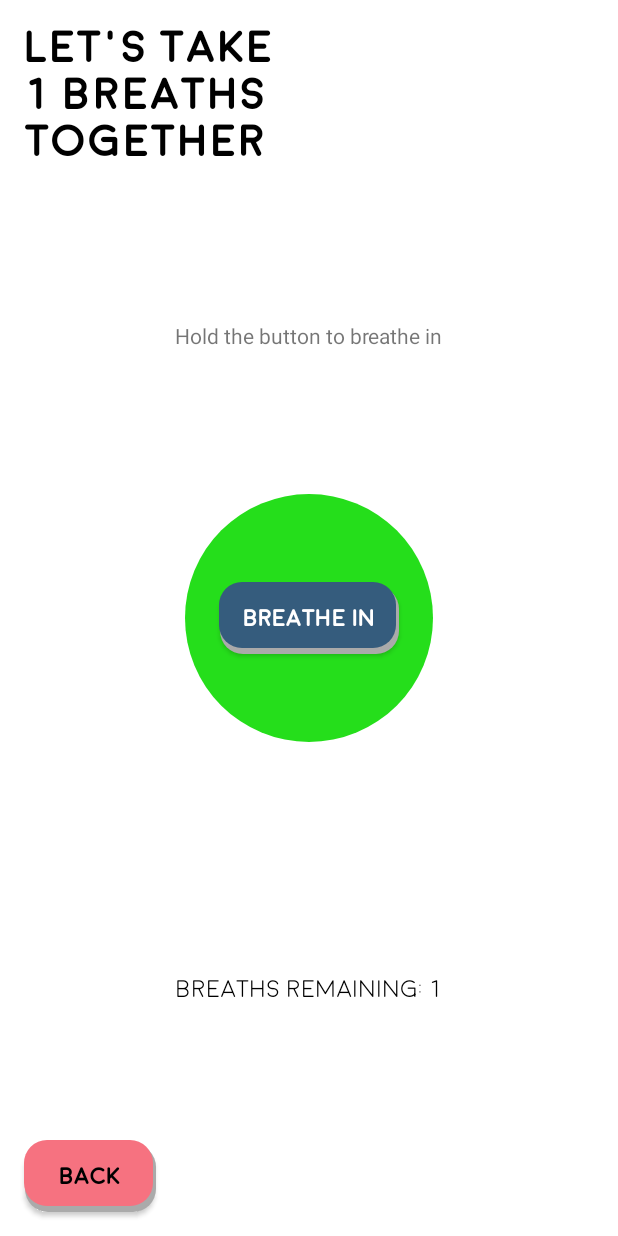
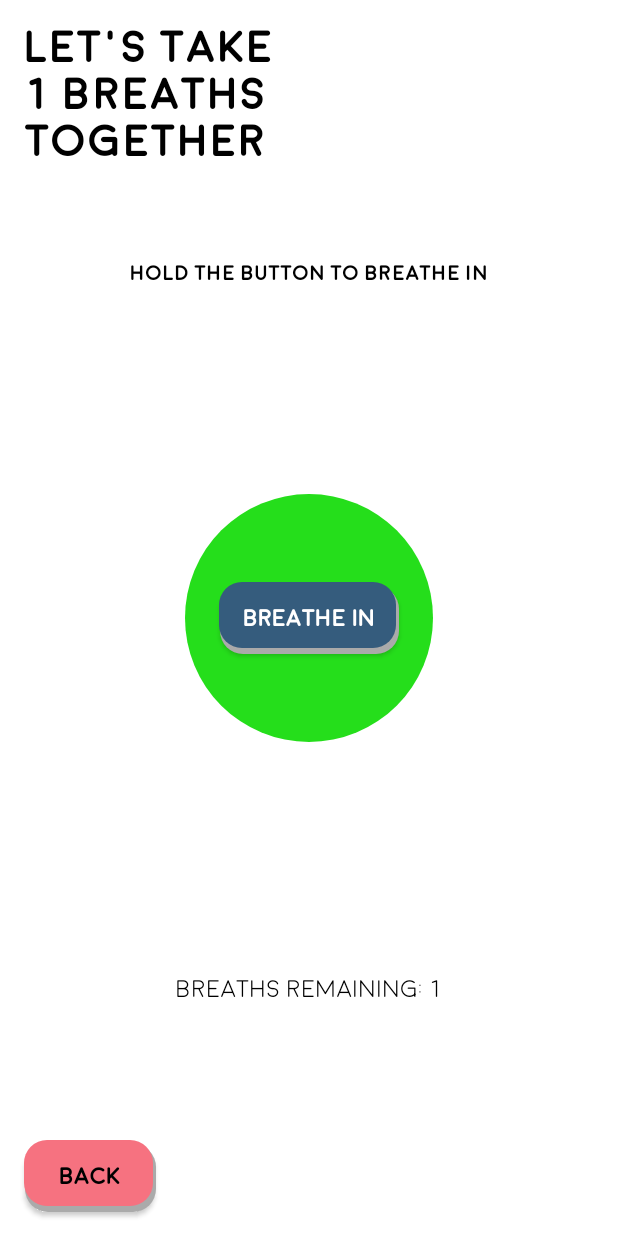
Before and after one commit to ThanhTran2709/ParentApp, an Android app: the TakeBreathActivity screen opened directly, with no data from a screen before it, after a tap on "BEGIN", on a phone screen of 412 x 824 dp. Run offline under Robolectric (Android 15) with nearby library versions, the phone set to English and light mode, and no system bars.

Commit message:
Cleaned up UI. Fixed certain button states not functioning properly. Changed dark colour of circle from dark green to blue. Removed unneccesary overrides in states.

```diff
--- a/app/src/main/java/com/cmpt276/parentapp/TakeBreathActivity.java
+++ b/app/src/main/java/com/cmpt276/parentapp/TakeBreathActivity.java
@@ -23,7 +23,6 @@ import com.cmpt276.parentapp.animations.StopAnimation;
  * Activity for the deep breathing exercise as described in User Stories.
  * */
 public class TakeBreathActivity extends AppCompatActivity {
-	//TODO: after implementation is finished, replace println() debugging statements with exceptions
 
 	//units are in milliseconds
 	private static final long TIME_BREATHE_IN = 3000L;
@@ -54,9 +53,7 @@ public class TakeBreathActivity extends AppCompatActivity {
 
 	public void setState(State newState) {
 		currentState.handleExit();
-		System.out.println("Exiting state: " + currentState);
 		currentState = newState;
-		System.out.println("Entering state: " + currentState);
 		currentState.handleEnter();
 	}
 
@@ -77,7 +74,6 @@ public class TakeBreathActivity extends AppCompatActivity {
 		setUpBreatheNumBtn();
 		setUpBackButton();
 		setUpBreatheButton();
-		//TODO: label seekbar with numbers 1 to 10
 		setUpSeekBar();
 		setUpHeading();
 
@@ -92,22 +88,19 @@ public class TakeBreathActivity extends AppCompatActivity {
 		breatheNumBtn = (Button) findViewById(R.id.breathNumBtn);
 		seekBarNumBreaths = findViewById(R.id.seekbar_num_breaths);
 		seekBarNumBreaths.setVisibility(View.GONE);
-		breatheNumBtn.setOnClickListener(new View.OnClickListener() {
-			@Override
-			public void onClick(View view) {
-				if (seekBarNumBreaths.getVisibility() == View.VISIBLE) {
-					seekBarNumBreaths.setVisibility(View.GONE);
-				}
-				else {
-					seekBarNumBreaths.setVisibility(View.VISIBLE);
-				}
+		breatheNumBtn.setOnClickListener(view -> {
+			if (seekBarNumBreaths.getVisibility() == View.VISIBLE) {
+				seekBarNumBreaths.setVisibility(View.GONE);
+			}
+			else {
+				seekBarNumBreaths.setVisibility(View.VISIBLE);
 			}
 		});
 	}
 
 	private void setUpHeading() {
-		TextView heading = (TextView) findViewById(R.id.heading);
-		heading.setText(getString(R.string.heading, breathsRemaining));
+		TextView heading = (TextView) findViewById(R.id.textViewTakeBreath);
+		heading.setText(getString(R.string.heading_take_breath, breathsRemaining));
 	}
 
 	public static Intent getIntent(Context context) {
@@ -126,7 +119,7 @@ public class TakeBreathActivity extends AppCompatActivity {
 		BreatheButton breatheButton = findViewById(R.id.button_breathe);
 
 		breatheButton.setOnClickListener((view) -> {
-			if (currentState.getClass().equals(ReadyState.class)) {
+			if (currentState instanceof ReadyState) {
 				State inhaleState = new InhaleState();
 				setState(inhaleState);
 			}
@@ -206,16 +199,6 @@ public class TakeBreathActivity extends AppCompatActivity {
 			breatheNumBtn.setVisibility(View.INVISIBLE);
 			seekBarNumBreaths.setVisibility(View.GONE);
 		}
-
-		@Override
-		void onHoldButton() {
-			//do nothing
-		}
-
-		@Override
-		void onReleaseButton() {
-			//do nothing
-		}
 	}
 
 	private class InhaleState extends State {
@@ -245,11 +228,6 @@ public class TakeBreathActivity extends AppCompatActivity {
 		void onHoldButton() {
 			State inhalingState = new InhalingState();
 			setState(inhalingState);
-		}
-
-		@Override
-		void onReleaseButton() {
-			//do nothing
 		}
 	}
 
@@ -306,7 +284,7 @@ public class TakeBreathActivity extends AppCompatActivity {
 				}
 			});
 
-			startTime = AnimationUtils.currentAnimationTimeMillis();;
+			startTime = AnimationUtils.currentAnimationTimeMillis();
 
 			circleLight.startAnimation(inflateCircleAnimationLight);
 			circleDark.startAnimation(inflateCircleAnimationDark);
@@ -321,16 +299,6 @@ public class TakeBreathActivity extends AppCompatActivity {
 					setState(inhaleReleaseState);
 				}
 			}, TIME_BREATHE_IN);
-		}
-
-		@Override
-		void handleExit() {
-			//do nothing
-		}
-
-		@Override
-		void onHoldButton() {
-			//do nothing
 		}
 
 		@Override
@@ -366,17 +334,6 @@ public class TakeBreathActivity extends AppCompatActivity {
 		}
 
 		@Override
-		void handleExit() {
-
-		}
-
-		@Override
-		void onHoldButton() {
-			//do nothing
-			System.out.println("INVALID ACTION IN INHALE RELEASE STATE");
-		}
-
-		@Override
 		void onReleaseButton() {
 			State inhaleDoneState = new InhaleDoneState(startTime);
 			setState(inhaleDoneState);
@@ -407,7 +364,6 @@ public class TakeBreathActivity extends AppCompatActivity {
 		@Override
 		void onHoldButton() {
 			//do nothing
-			System.out.println("INVALID ACTION IN INHALE RELEASE HELP STATE");
 		}
 
 		@Override
@@ -453,21 +409,6 @@ public class TakeBreathActivity extends AppCompatActivity {
 				State exhaleState = new ExhaleState(deltaTime);
 				setState(exhaleState);
 			}, TIME_BREATHING_DELAY);
-		}
-
-		@Override
-		void handleExit() {
-			//do nothing
-		}
-
-		@Override
-		void onHoldButton() {
-			//TODO: ask Brian what should be done if the user presses the button between now and the next inhale
-		}
-
-		@Override
-		void onReleaseButton() {
-			//do nothing
 		}
 	}
 
@@ -535,21 +476,6 @@ public class TakeBreathActivity extends AppCompatActivity {
 				setState(exhaleReleaseState);
 			}, TIME_BREATHE_OUT);
 		}
-
-		@Override
-		void handleExit() {
-			//do nothing
-		}
-
-		@Override
-		void onHoldButton() {
-			//do nothing
-		}
-
-		@Override
-		void onReleaseButton() {
-			//do nothing
-		}
 	}
 
 	private class ExhaleReleaseState extends State {
@@ -560,7 +486,6 @@ public class TakeBreathActivity extends AppCompatActivity {
 
 			TextView textViewBreathsRemaining = findViewById(R.id.textViewBreathsRemaining);
 			textViewBreathsRemaining.setText(getString(R.string.breaths_remaining, breathsRemaining));
-			setUpHeading();
 
 			Button breatheButton = findViewById(R.id.button_breathe);
 			if (breathsRemaining > 0){
@@ -593,7 +518,6 @@ public class TakeBreathActivity extends AppCompatActivity {
 		@Override
 		void onReleaseButton() {
 			//do nothing
-			System.out.println("INVALID ACTION IN EXHALE RELEASE STATE");
 		}
 	}
 
@@ -611,7 +535,6 @@ public class TakeBreathActivity extends AppCompatActivity {
 		@Override
 		void handleEnter() {
 			breatheOutPlayer.stop();
-			setUpHeading();
 
 			if (breathsRemaining <= 0){
 				State promptMoreState = new PromptMoreState();
@@ -633,21 +556,6 @@ public class TakeBreathActivity extends AppCompatActivity {
 			}
 			setState(buttonHeldState);
 		}
-
-		@Override
-		void handleExit() {
-			//stop exhale animation/sound
-		}
-
-		@Override
-		void onHoldButton() {
-			//do nothing
-		}
-
-		@Override
-		void onReleaseButton() {
-			//do nothing
-		}
 	}
 
 	private class PromptMoreState extends State {
@@ -656,10 +564,17 @@ public class TakeBreathActivity extends AppCompatActivity {
 		void handleEnter() {
 			breatheNumBtn.setVisibility(View.VISIBLE);
 
+			Button breatheButton = findViewById(R.id.button_breathe);
+			breatheButton.setText(R.string.begin);
+
+			TextView heading = findViewById(R.id.textViewTakeBreath);
+			heading.setText(getString(R.string.heading_take_breath, numberBreathSetting + 1));
+
 			TextView breathCount = findViewById(R.id.textViewBreathsRemaining);
 			breathCount.setText(getString(R.string.breaths_remaining, numberBreathSetting + 1));
 
 			TextView textViewHelp = findViewById(R.id.textViewBreatheHelp);
+			textViewHelp.setVisibility(View.VISIBLE);
 			textViewHelp.setText(R.string.set_more_breaths);
 
 			musicPlayer.stop();
@@ -673,7 +588,9 @@ public class TakeBreathActivity extends AppCompatActivity {
 
 		@Override
 		void onHoldButton() {
-
+			breathsRemaining = numberBreathSetting + 1;
+			State inhaleState = new InhaleState();
+			setState(inhaleState);
 		}
 
 		@Override
@@ -682,28 +599,5 @@ public class TakeBreathActivity extends AppCompatActivity {
 		}
 	}
 
-	private class FinishState extends State {
-
-		@Override
-		void handleEnter() {
-			TakeBreathActivity.this.finish();
-		}
-
-		@Override
-		void handleExit() {
-			//do nothing
-		}
-
-		@Override
-		void onHoldButton() {
-			//do nothing
-		}
-
-		@Override
-		void onReleaseButton() {
-			//do nothing
-		}
-	}
-
 	private class IdleState extends State {}
 }
--- a/app/src/main/res/drawable/bg_circle_dark.xml
+++ b/app/src/main/res/drawable/bg_circle_dark.xml
@@ -1,7 +1,7 @@
 <?xml version="1.0" encoding="utf-8"?>
 <shape xmlns:android="http://schemas.android.com/apk/res/android"
     android:shape="oval">
-    <solid android:color="@color/dark_green" />
+    <solid android:color="@color/light_blue" />
     <size
         android:width="150dp"
         android:height="150dp" />
--- a/app/src/main/res/layout/activity_take_breath.xml
+++ b/app/src/main/res/layout/activity_take_breath.xml
@@ -18,7 +18,7 @@
         app:layout_constraintEnd_toEndOf="parent"
         app:layout_constraintHorizontal_bias="0.492"
         app:layout_constraintStart_toStartOf="parent"
-        app:layout_constraintTop_toBottomOf="@+id/heading" />
+        app:layout_constraintTop_toBottomOf="@+id/textViewTakeBreath" />
 
     <androidx.appcompat.widget.AppCompatButton
         android:id="@+id/buttonBackTakeBreath"
@@ -54,13 +54,14 @@
         android:id="@+id/textViewBreatheHelp"
         android:layout_width="wrap_content"
         android:layout_height="wrap_content"
+        android:layout_marginTop="64dp"
+        android:fontFamily="@font/moon_bold_font"
         android:text="@string/release_breath_help"
+        android:textColor="@color/black"
         android:visibility="gone"
-        app:layout_constraintBottom_toTopOf="@+id/button_breathe"
         app:layout_constraintEnd_toEndOf="parent"
         app:layout_constraintStart_toStartOf="parent"
-        app:layout_constraintTop_toBottomOf="@+id/seekbar_num_breaths"
-        app:layout_constraintVertical_bias="0.4" />
+        app:layout_constraintTop_toBottomOf="@+id/textViewTakeBreath" />
 
 
     <TextView
@@ -103,13 +104,13 @@
         app:layout_constraintVertical_bias="0.5" />
 
     <TextView
-        android:id="@+id/heading"
+        android:id="@+id/textViewTakeBreath"
         android:layout_width="200dp"
         android:layout_height="wrap_content"
         android:layout_marginStart="16dp"
         android:layout_marginTop="16dp"
         android:fontFamily="@font/moon_bold_font"
-        android:text="TextView"
+        android:text="@string/heading_take_breath"
         android:textColor="@color/black"
         android:textSize="30dp"
         android:textStyle="bold"
@@ -120,18 +121,16 @@
         android:id="@+id/breathNumBtn"
         android:layout_width="100dp"
         android:layout_height="wrap_content"
-        android:layout_marginStart="16dp"
         android:layout_marginTop="16dp"
         android:layout_marginEnd="16dp"
         android:background="@drawable/rounded_corner_gold"
-        android:fontFamily="@font/moon_light_font"
+        android:fontFamily="@font/moon_bold_font"
+        android:padding="2dp"
         android:text="@string/show_breath_number_settings"
         android:textColor="@color/black"
-        android:padding="2dp"
+        android:textSize="16dp"
         android:textStyle="bold"
-        android:textSize="16dp"
         app:layout_constraintEnd_toEndOf="parent"
-        app:layout_constraintStart_toEndOf="@+id/heading"
         app:layout_constraintTop_toTopOf="parent" />
 
 </androidx.constraintlayout.widget.ConstraintLayout>
--- a/app/src/main/res/values/colors.xml
+++ b/app/src/main/res/values/colors.xml
@@ -14,6 +14,6 @@
     <color name="gray_400">#FFBDBDBD</color>
     <color name="gray_600">#FF757575</color>
     <color name="light_green">#25DE1B</color>
-    <color name="dark_green">#258C20</color>
+    <color name="light_blue">#48CEF7</color>
 
 </resources>
--- a/app/src/main/res/values/strings.xml
+++ b/app/src/main/res/values/strings.xml
@@ -123,7 +123,7 @@
     <string name="breaths_remaining">Breaths remaining: %1$d</string>
     <string name="begin">Begin</string>
     <string name="breathe_in_help">Hold the button to breathe in</string>
-    <string name="show_breath_number_settings">Show breath number settings</string>
-    <string name="heading">\Let\'s take %1$d breaths together\</string>
+    <string name="show_breath_number_settings">Set Breaths</string>
+    <string name="heading_take_breath">Let\'s take %1$d breaths together</string>
 
 </resources>
```
